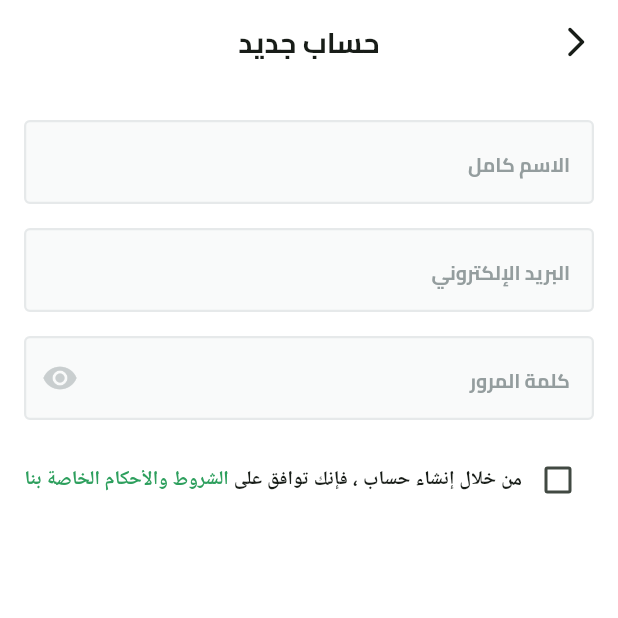
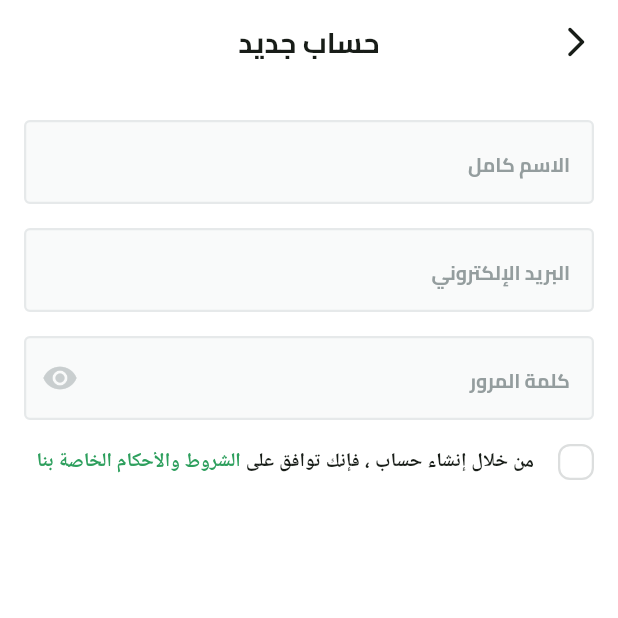
Before and after one commit to a7med287/fruit-hub, a Flutter app: the SignupView screen opened by its route, on a phone screen of 412 x 824 dp, the top half of it. Run offline on Flutter 3.47's test engine with Material 3 defaults, Android fonts, the phone set to English and light mode, and no system bars; our stand-ins replace dots_indicator, flutter_svg, shared_preferences; accounts and stored records are empty.

Commit message:
create custom check box

```diff
--- a/lib/core/utils/app_images.dart
+++ b/lib/core/utils/app_images.dart
@@ -10,6 +10,7 @@ class Assets{
   static const String googleIcon = "assets/icons/google_icon.svg";
   static const String facebookIcon = "assets/icons/facebook_icon.svg";
   static const String appleIcon = "assets/icons/apple_icon.svg";
+  static const String checkIcon = "assets/icons/check_icon.svg";
 
 
 
--- /dev/null
+++ b/lib/features/auth/presentation/views/widgets/custom_check_box.dart
@@ -0,0 +1,35 @@
+import 'package:flutter/material.dart';
+import 'package:flutter_svg/svg.dart';
+
+import '../../../../../core/utils/app_colors.dart';
+import '../../../../../core/utils/app_images.dart';
+class CustomCheckBox extends StatelessWidget {
+  const CustomCheckBox({super.key, required this.isChecked, required this.onChecked});
+
+  final bool isChecked;
+  final ValueChanged<bool> onChecked;
+  @override
+  Widget build(BuildContext context) {
+    return GestureDetector(
+      onTap: (){
+        onChecked(!isChecked);
+      },
+      child: AnimatedContainer(
+          width: 24,
+          height: 24,
+          duration: Duration(milliseconds: 150),
+          decoration: ShapeDecoration(
+            color: isChecked ? AppColors.primaryColor : Colors.white,
+            shape: RoundedRectangleBorder(
+              borderRadius: BorderRadius.circular(8),
+              side: BorderSide(width: 1.5, color: isChecked ? AppColors.primaryColor :  Color(0xffdcdede)),
+            ),
+          ),
+          child: isChecked ? Padding(
+            padding: const EdgeInsets.all(1.0),
+            child: SvgPicture.asset(Assets.checkIcon),
+          ) : SizedBox()
+      ),
+    );
+  }
+}
--- a/lib/features/auth/presentation/views/widgets/terms_and_conditions.dart
+++ b/lib/features/auth/presentation/views/widgets/terms_and_conditions.dart
@@ -1,24 +1,39 @@
 import 'package:flutter/material.dart';
-
 import '../../../../../constants.dart';
 import '../../../../../core/utils/app_colors.dart';
 import '../../../../../core/utils/app_text_styles.dart';
-class TermsAndConditions extends StatelessWidget {
+import 'custom_check_box.dart';
+
+class TermsAndConditions extends StatefulWidget {
   const TermsAndConditions({super.key});
 
+  @override
+  State<TermsAndConditions> createState() => _TermsAndConditionsState();
+}
+
+class _TermsAndConditionsState extends State<TermsAndConditions> {
+   bool isAcceptedTerms = false ;
   @override
   Widget build(BuildContext context) {
     return Row(
       children: [
-        Checkbox(value: false, onChanged: (value) {}),
+        CustomCheckBox(
+          isChecked: isAcceptedTerms,
+          onChecked: (bool value) {
+              setState(() {
+                isAcceptedTerms = value ;
+              });
+          },
+        ),
+        SizedBox(width: 16,),
         SizedBox(
-          width: MediaQuery.sizeOf(context).width - kHorizontalPadding*2 - 48 ,
+          width: MediaQuery.sizeOf(context).width - kHorizontalPadding * 2 - 48,
           child: Text.rich(
             TextSpan(
               children: [
                 TextSpan(
-                    text: "من خلال إنشاء حساب ، فإنك توافق على",
-                    style: TextStyles.semiBold13
+                  text: "من خلال إنشاء حساب ، فإنك توافق على",
+                  style: TextStyles.semiBold13,
                 ),
                 TextSpan(
                   text: " الشروط والأحكام الخاصة بنا",
--- a/lib/features/splash/presentation/views/widgets/splash_view_body.dart
+++ b/lib/features/splash/presentation/views/widgets/splash_view_body.dart
@@ -27,7 +27,7 @@ class _SplashViewBodyState extends State<SplashViewBody> {
       mainAxisAlignment: MainAxisAlignment.spaceBetween,
       children: [
          Row(
-           mainAxisAlignment: MainAxisAlignment.start,
+           mainAxisAlignment: MainAxisAlignment.end,
            children: [
              SvgPicture.asset(Assets.splashImage_1),
            ],
```
Also changed, not shown: assets/icons/check_icon.svg (added).
